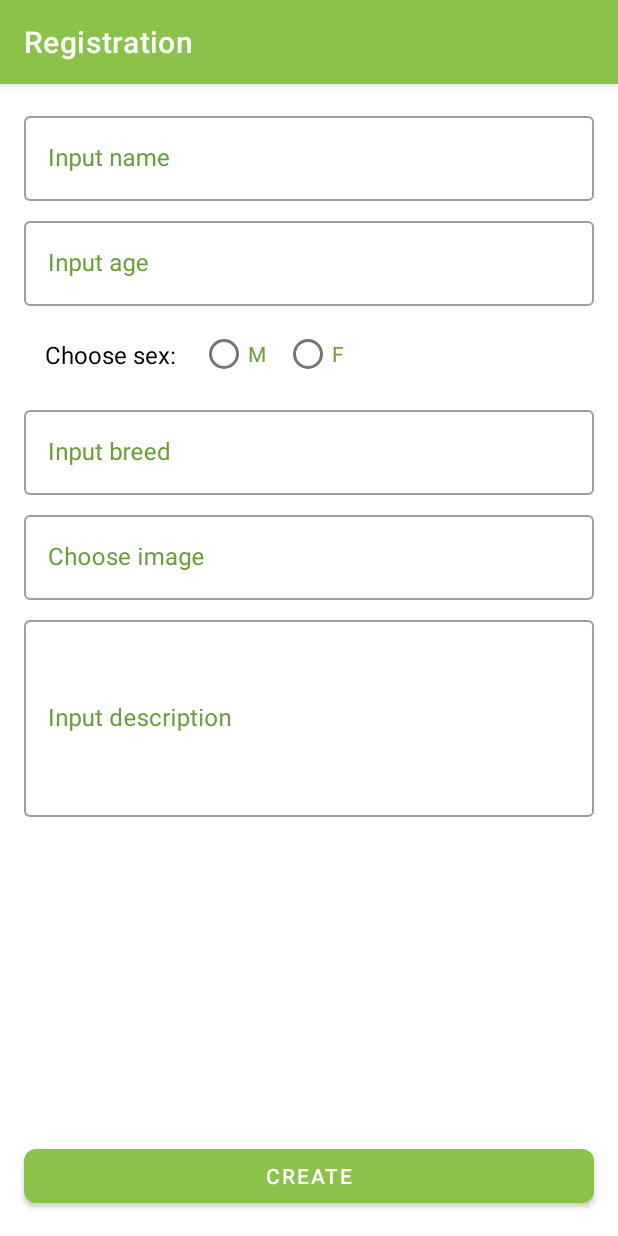
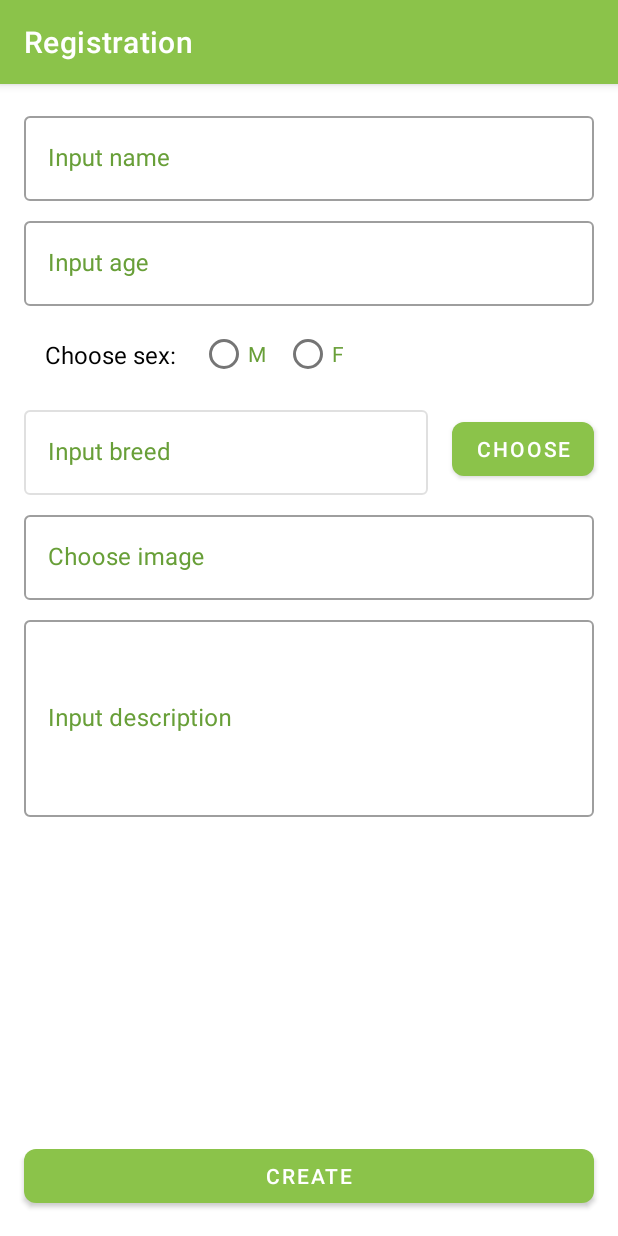
Before and after one commit to e-kleban/Dog-Dairy, an Android app: the screen it shows after launch (MainActivity), on a phone screen of 412 x 824 dp. Run offline under Robolectric (Android 15) with nearby library versions, the phone set to English and light mode, and no system bars.

```diff
--- a/app/src/main/java/by/kleban/dogdairy/RegistrationFragment.kt
+++ b/app/src/main/java/by/kleban/dogdairy/RegistrationFragment.kt
@@ -4,30 +4,34 @@ import android.os.Bundle
 import android.view.LayoutInflater
 import android.view.View
 import android.view.ViewGroup
+import android.widget.Button
 import androidx.fragment.app.Fragment
 import androidx.navigation.fragment.findNavController
 import com.google.android.material.textfield.TextInputLayout
 
 
-class RegistrationFragment: Fragment() {
+class RegistrationFragment : Fragment() {
 
-    private lateinit var inputLayoutName:TextInputLayout
-    private lateinit var inputLayoutBreed:TextInputLayout
+    private lateinit var inputLayoutName: TextInputLayout
+    private lateinit var inputLayoutBreed: TextInputLayout
+    private lateinit var breedButton: Button
 
     override fun onCreateView(
         inflater: LayoutInflater,
         container: ViewGroup?,
         savedInstanceState: Bundle?
     ): View? {
-        return inflater.inflate(R.layout.fragment_registration,container,false)
+        return inflater.inflate(R.layout.fragment_registration, container, false)
     }
 
     override fun onViewCreated(view: View, savedInstanceState: Bundle?) {
         super.onViewCreated(view, savedInstanceState)
 
-        inputLayoutName=view.findViewById(R.id.txt_input_registration_name)
-        inputLayoutBreed=view.findViewById(R.id.txt_input_registration_breed)
-        inputLayoutBreed.editText?.setOnClickListener {
+        inputLayoutName = view.findViewById(R.id.txt_input_registration_name)
+        inputLayoutBreed = view.findViewById(R.id.txt_input_registration_breed)
+        breedButton = view.findViewById(R.id.btn_choose_breed)
+
+        breedButton.setOnClickListener {
             findNavController().navigate(R.id.showShowBreedsFragment)
         }
     }
--- a/app/src/main/res/layout/fragment_registration.xml
+++ b/app/src/main/res/layout/fragment_registration.xml
@@ -64,9 +64,9 @@
         android:layout_width="wrap_content"
         android:layout_height="wrap_content"
         android:layout_marginHorizontal="30dp"
-        android:textSize="16sp"
         android:text="Choose sex:"
         android:textColor="?android:textColorPrimary"
+        android:textSize="16sp"
         app:layout_constraintBottom_toBottomOf="@id/radio_group_sex_registration"
         app:layout_constraintEnd_toStartOf="@id/radio_group_sex_registration"
         app:layout_constraintStart_toStartOf="parent"
@@ -85,17 +85,17 @@
         <RadioButton
             android:id="@+id/radio_btn_male"
             android:layout_width="wrap_content"
-            android:textColor="?colorPrimaryVariant"
             android:layout_height="match_parent"
             android:layout_marginEnd="8dp"
-            android:text="M" />
+            android:text="M"
+            android:textColor="?colorPrimaryVariant" />
 
         <RadioButton
             android:id="@+id/radio_btn_female"
             android:layout_width="match_parent"
-            android:textColor="?colorPrimaryVariant"
             android:layout_height="match_parent"
-            android:text="F" />
+            android:text="F"
+            android:textColor="?colorPrimaryVariant" />
 
     </RadioGroup>
 
@@ -105,19 +105,31 @@
         android:layout_height="wrap_content"
         android:layout_marginHorizontal="16dp"
         android:layout_marginTop="8dp"
+        android:enabled="false"
         android:hint="Input breed"
-        app:layout_constraintEnd_toEndOf="parent"
+        app:layout_constraintEnd_toStartOf="@id/btn_choose_breed"
         app:layout_constraintStart_toStartOf="parent"
         app:layout_constraintTop_toBottomOf="@id/radio_group_sex_registration">
 
         <com.google.android.material.textfield.TextInputEditText
             android:layout_width="match_parent"
+            android:layout_height="wrap_content"
             android:clickable="true"
-            android:layout_height="wrap_content"
             android:maxLines="1"
             android:textColor="?android:textColorPrimary" />
 
     </com.google.android.material.textfield.TextInputLayout>
+
+    <Button
+        android:id="@+id/btn_choose_breed"
+        android:layout_width="wrap_content"
+        android:layout_height="wrap_content"
+        android:layout_marginEnd="16dp"
+        android:text="choose"
+        app:layout_constraintBottom_toBottomOf="@id/txt_input_registration_breed"
+        app:layout_constraintEnd_toEndOf="parent"
+        app:layout_constraintStart_toEndOf="@id/txt_input_registration_breed"
+        app:layout_constraintTop_toTopOf="@id/txt_input_registration_breed" />
 
     <com.google.android.material.textfield.TextInputLayout
         android:id="@+id/txt_input_registration_image"
@@ -125,8 +137,8 @@
         android:layout_height="wrap_content"
         android:layout_marginHorizontal="16dp"
         android:layout_marginTop="8dp"
+        android:clickable="true"
         android:hint="Choose image"
-        android:clickable="true"
 
         app:layout_constraintEnd_toEndOf="parent"
         app:layout_constraintStart_toStartOf="parent"
@@ -154,8 +166,8 @@
         <com.google.android.material.textfield.TextInputEditText
             android:layout_width="match_parent"
             android:layout_height="wrap_content"
+            android:lines="5"
             android:maxLines="5"
-            android:lines="5"
             android:textColor="?android:textColorPrimary" />
 
     </com.google.android.material.textfield.TextInputLayout>
```
